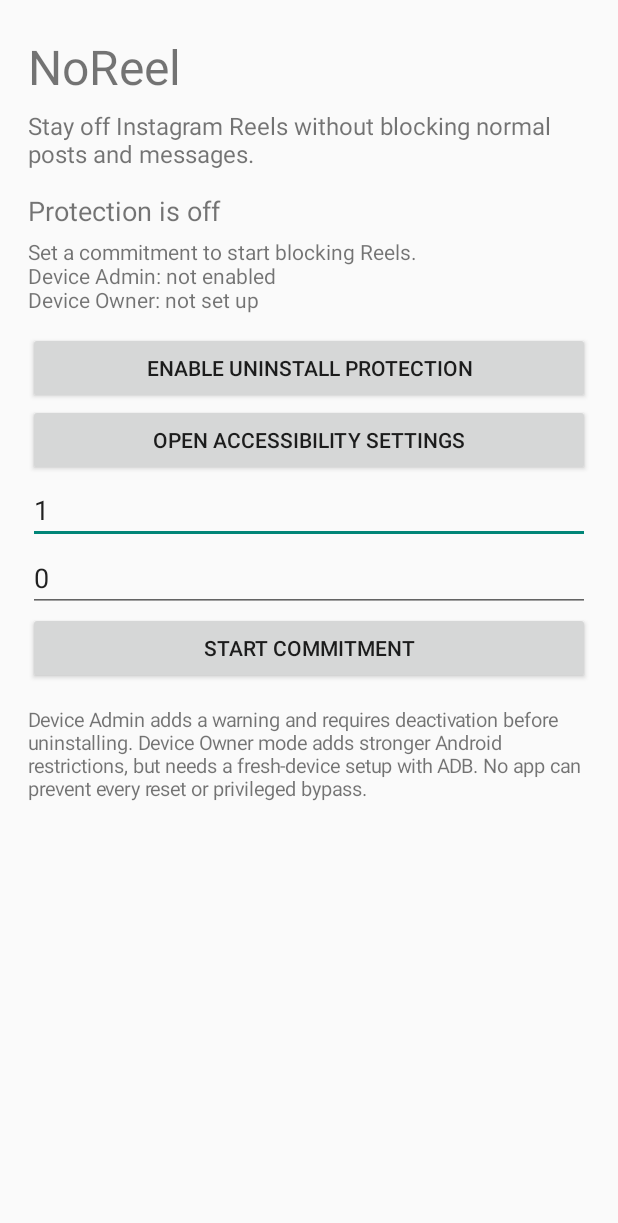
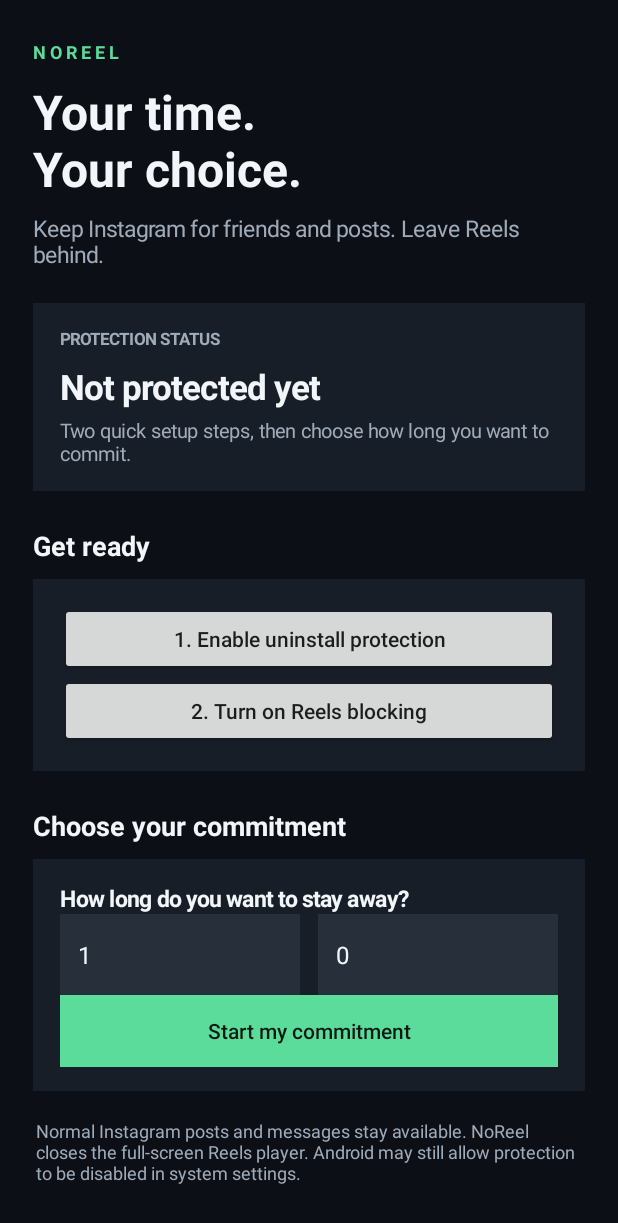
Before and after one commit to KingxKingT/NoReel, an Android app: the screen it shows after launch (MainActivity), on a phone screen of 412 x 824 dp. Shown: the top 1223 px of the screen. Run offline under Robolectric (Android 15) with nearby library versions, the phone set to English and light mode, and no system bars.

Commit message:
Redesign NoReel dashboard

```diff
--- a/app/src/main/java/com/kingxkingt/noreel/MainActivity.kt
+++ b/app/src/main/java/com/kingxkingt/noreel/MainActivity.kt
@@ -1,175 +1,80 @@
 package com.kingxkingt.noreel
-
 import android.app.Activity
 import android.app.admin.DevicePolicyManager
 import android.content.ComponentName
 import android.content.Intent
+import android.graphics.Color
+import android.graphics.Typeface
 import android.os.Bundle
 import android.provider.Settings
 import android.text.InputType
+import android.view.Gravity
 import android.view.View
-import android.widget.Button
-import android.widget.EditText
-import android.widget.LinearLayout
-import android.widget.ScrollView
-import android.widget.TextView
-import android.widget.Toast
-
+import android.widget.*
 class MainActivity : Activity() {
-    private lateinit var status: TextView
-    private lateinit var detail: TextView
-    private lateinit var adminButton: Button
-    private lateinit var daysInput: EditText
-    private lateinit var hoursInput: EditText
-    private lateinit var startButton: Button
-
-    override fun onCreate(savedInstanceState: Bundle?) {
-        super.onCreate(savedInstanceState)
-        buildScreen()
+ private val bg=Color.rgb(12,16,22); private val panel=Color.rgb(24,30,39); private val muted=Color.rgb(160,171,185); private val accent=Color.rgb(91,220,154); private val white=Color.rgb(242,246,250)
+ private lateinit var status:TextView; private lateinit var detail:TextView; private lateinit var adminStep:Button; private lateinit var accessibilityStep:Button; private lateinit var days:EditText; private lateinit var hours:EditText; private lateinit var timerFields:LinearLayout
+ override fun onCreate(savedInstanceState:Bundle?){super.onCreate(savedInstanceState); buildScreen()}
+ override fun onResume(){super.onResume(); CommitmentTimer.restoreOrExpire(this); if(::status.isInitialized) refreshScreen()}
+ private fun dp(v:Int)=(v*resources.displayMetrics.density).toInt()
+ private fun label(t:String,s:Int,c:Int,b:Boolean=false)=TextView(this).apply{text=t;textSize=s.toFloat();setTextColor(c);if(b)setTypeface(typeface,Typeface.BOLD)}
+ private fun card()=LinearLayout(this).apply{orientation=LinearLayout.VERTICAL;setPadding(dp(18),dp(16),dp(18),dp(16));setBackgroundColor(panel)}
+ private fun action(t:String,fn:()->Unit)=Button(this).apply{text=t;isAllCaps=false;textSize=14f;gravity=Gravity.CENTER;setOnClickListener{fn()}}
+ private fun buildScreen(){
+  val root=LinearLayout(this).apply{orientation=1;setPadding(dp(22),dp(26),dp(22),dp(24));setBackgroundColor(bg)}
+  val scroll=ScrollView(this); val body=LinearLayout(this).apply{orientation=1}
+  body.addView(label("N O R E E L",12,accent,true))
+  body.addView(label("Your time.\nYour choice.",32,white,true).apply{setPadding(0,dp(10),0,dp(8))})
+  body.addView(label("Keep Instagram for friends and posts. Leave Reels behind.",15,muted).apply{setPadding(0,0,0,dp(22))})
+  val statusCard=card(); statusCard.addView(label("PROTECTION STATUS",11,muted,true))
+  status=label("Not protected yet",23,white,true).apply{setPadding(0,dp(9),0,dp(5))}
+  detail=label("Complete the two setup steps, then choose your commitment.",13,muted)
+  statusCard.addView(status);statusCard.addView(detail);body.addView(statusCard)
+  body.addView(label("Get ready",18,white,true).apply{setPadding(0,dp(24),0,dp(10))})
+  val setup=card()
+  adminStep=action("1. Enable uninstall protection"){requestDeviceAdmin()}
+  accessibilityStep=action("2. Turn on Reels blocking"){startActivity(Intent(Settings.ACTION_ACCESSIBILITY_SETTINGS))}
+  setup.addView(adminStep);setup.addView(accessibilityStep);body.addView(setup)
+  body.addView(label("Choose your commitment",18,white,true).apply{setPadding(0,dp(24),0,dp(10))})
+  timerFields=card();timerFields.addView(label("How long do you want to stay away?",15,white,true))
+  val row=LinearLayout(this).apply{orientation=0}
+  days=number("Days","1");hours=number("Hours","0")
+  row.addView(days,LinearLayout.LayoutParams(0,dp(54),1f).apply{marginEnd=dp(6)})
+  row.addView(hours,LinearLayout.LayoutParams(0,dp(54),1f).apply{marginStart=dp(6)})
+  timerFields.addView(row)
+  timerFields.addView(action("Start my commitment"){beginCommitment()}.apply{setBackgroundColor(accent);setTextColor(Color.rgb(10,24,18))})
+  body.addView(timerFields)
+  body.addView(label("Normal Instagram posts and messages stay available. NoReel closes the full-screen Reels player. Android may still allow protection to be disabled in system settings.",12,muted).apply{setPadding(dp(2),dp(18),dp(2),0)})
+  scroll.addView(body);root.addView(scroll);setContentView(root);refreshScreen()
  }
-
-    override fun onResume() {
-        super.onResume()
-        CommitmentTimer.restoreOrExpire(this)
-        if (::status.isInitialized) refreshScreen()
+ private fun number(h:String,v:String)=EditText(this).apply{hint=h;setText(v);textSize=16f;setTextColor(white);setHintTextColor(muted);inputType=InputType.TYPE_CLASS_NUMBER;setSingleLine(true);setPadding(dp(12),0,dp(12),0);setBackgroundColor(Color.rgb(39,47,59))}
+ private fun requestDeviceAdmin(){
+  val admin=ComponentName(this,NoReelAdminReceiver::class.java)
+  startActivity(Intent(DevicePolicyManager.ACTION_ADD_DEVICE_ADMIN).putExtra(DevicePolicyManager.EXTRA_DEVICE_ADMIN,admin).putExtra(DevicePolicyManager.EXTRA_ADD_EXPLANATION,"NoReel makes uninstalling harder during your commitment. You can deactivate it in Android security settings."))
  }
-
-    private fun buildScreen() {
-        val root = LinearLayout(this).apply {
-            orientation = LinearLayout.VERTICAL
-            setPadding(28, 34, 28, 24)
+ private fun enabled():Boolean{
+  val expected=ComponentName(this,ReelsAccessibilityService::class.java).flattenToString()
+  val list=Settings.Secure.getString(contentResolver,Settings.Secure.ENABLED_ACCESSIBILITY_SERVICES)?:return false
+  return list.split(':').any{it.equals(expected,true)}
  }
-
-        root.addView(TextView(this).apply {
-            text = "NoReel"
-            textSize = 32f
-        })
-        root.addView(TextView(this).apply {
-            text = "Stay off Instagram Reels without blocking normal posts and messages."
-            textSize = 16f
-            setPadding(0, 10, 0, 22)
-        })
-
-        status = TextView(this).apply { textSize = 18f }
-        detail = TextView(this).apply { textSize = 14f; setPadding(0, 8, 0, 18) }
-        root.addView(status)
-        root.addView(detail)
-
-        adminButton = Button(this).apply {
-            text = "Enable uninstall protection"
-            setOnClickListener { requestDeviceAdmin() }
-        }
-        root.addView(adminButton)
-
-        root.addView(Button(this).apply {
-            text = "Open Accessibility Settings"
-            setOnClickListener {
-                startActivity(Intent(Settings.ACTION_ACCESSIBILITY_SETTINGS))
-            }
-        })
-
-        daysInput = EditText(this).apply {
-            hint = "Days (0–365)"
-            inputType = InputType.TYPE_CLASS_NUMBER
-            setText("1")
-        }
-        hoursInput = EditText(this).apply {
-            hint = "Extra hours (0–23)"
-            inputType = InputType.TYPE_CLASS_NUMBER
-            setText("0")
-        }
-        root.addView(daysInput)
-        root.addView(hoursInput)
-
-        startButton = Button(this).apply {
-            text = "Start commitment"
-            setOnClickListener { beginCommitment() }
-        }
-        root.addView(startButton)
-
-        root.addView(TextView(this).apply {
-            text = "Device Admin adds a warning and requires deactivation before uninstalling. Device Owner mode adds stronger Android restrictions, but needs a fresh-device setup with ADB. No app can prevent every reset or privileged bypass."
-            textSize = 13f
-            setPadding(0, 22, 0, 0)
-        })
-
-        setContentView(ScrollView(this).apply { addView(root) })
-        refreshScreen()
-    }
-
-    private fun requestDeviceAdmin() {
-        val admin = ComponentName(this, NoReelAdminReceiver::class.java)
-        val intent = Intent(DevicePolicyManager.ACTION_ADD_DEVICE_ADMIN)
-            .putExtra(DevicePolicyManager.EXTRA_DEVICE_ADMIN, admin)
-            .putExtra(
-                DevicePolicyManager.EXTRA_ADD_EXPLANATION,
-                "NoReel uses Device Admin to make uninstalling harder during your commitment. You can deactivate it in Android security settings."
-            )
-        startActivity(intent)
-    }
-
-    private fun beginCommitment() {
-        val days = daysInput.text.toString().toLongOrNull() ?: 0L
-        val hours = hoursInput.text.toString().toLongOrNull() ?: 0L
-        if (days !in 0..365 || hours !in 0..23 || (days == 0L && hours == 0L)) {
-            Toast.makeText(this, "Choose at least 1 hour, up to 365 days.", Toast.LENGTH_LONG).show()
-            return
-        }
-
-        if (!ProtectionPolicy.isAdminActive(this)) {
-            Toast.makeText(this, "Enable uninstall protection first.", Toast.LENGTH_LONG).show()
-            requestDeviceAdmin()
-            return
-        }
-
-        if (!isAccessibilityEnabled()) {
-            Toast.makeText(this, "Enable NoReel Accessibility first.", Toast.LENGTH_LONG).show()
-            startActivity(Intent(Settings.ACTION_ACCESSIBILITY_SETTINGS))
-            return
-        }
-
-        val duration = (days * 24L + hours) * 60L * 60L * 1000L
-        val until = CommitmentTimer.start(this, duration)
-        val hardened = runCatching { ProtectionPolicy.apply(this) }.getOrDefault(false)
-        Toast.makeText(
-            this,
-            if (hardened) "Commitment started. Device Owner restrictions applied."
-            else "Commitment started. Basic uninstall protection is active.",
-            Toast.LENGTH_LONG
-        ).show()
+ private fun beginCommitment(){
+  val d=days.text.toString().toLongOrNull()?:0L;val h=hours.text.toString().toLongOrNull()?:0L
+  if(d !in 0..365||h !in 0..23||(d==0L&&h==0L)){Toast.makeText(this,"Choose at least 1 hour, up to 365 days.",Toast.LENGTH_LONG).show();return}
+  if(!ProtectionPolicy.isAdminActive(this)){Toast.makeText(this,"First, enable uninstall protection.",Toast.LENGTH_LONG).show();requestDeviceAdmin();return}
+  if(!enabled()){Toast.makeText(this,"First, turn on NoReel in Accessibility settings.",Toast.LENGTH_LONG).show();startActivity(Intent(Settings.ACTION_ACCESSIBILITY_SETTINGS));return}
+  val until=CommitmentTimer.start(this,(d*24L+h)*3600000L)
+  val strong=runCatching{ProtectionPolicy.apply(this)}.getOrDefault(false)
+  Toast.makeText(this,if(strong)"Commitment started. Extra device restrictions are active." else "Commitment started. Reels blocking is active.",Toast.LENGTH_LONG).show()
   refreshScreen(until)
  }
-
-    private fun isAccessibilityEnabled(): Boolean {
-        val expected = ComponentName(this, ReelsAccessibilityService::class.java).flattenToString()
-        val enabled = Settings.Secure.getString(contentResolver, Settings.Secure.ENABLED_ACCESSIBILITY_SERVICES)
-            ?: return false
-        return enabled.split(':').any { it.equals(expected, ignoreCase = true) }
-    }
-
-    private fun refreshScreen(untilOverride: Long? = null) {
-        val until = untilOverride ?: CommitmentTimer.activeUntil(this)
-        val active = until > System.currentTimeMillis()
-        val adminActive = ProtectionPolicy.isAdminActive(this)
-        val owner = ProtectionPolicy.isDeviceOwner(this)
-
-        status.text = if (active) "Commitment active" else "Protection is off"
-        detail.text = buildString {
-            if (active) {
-                append("Ends: ")
-                append(java.text.DateFormat.getDateTimeInstance().format(java.util.Date(until)))
-            } else {
-                append("Set a commitment to start blocking Reels.")
-            }
-            append("\n")
-            append(if (adminActive) "Device Admin: enabled" else "Device Admin: not enabled")
-            append("\n")
-            append(if (owner) "Device Owner: enabled (stronger restrictions)" else "Device Owner: not set up")
-        }
-
-        adminButton.visibility = if (adminActive) View.GONE else View.VISIBLE
-        daysInput.visibility = if (active) View.GONE else View.VISIBLE
-        hoursInput.visibility = if (active) View.GONE else View.VISIBLE
-        startButton.visibility = if (active) View.GONE else View.VISIBLE
+ private fun refreshScreen(overrideUntil:Long?=null){
+  val until=overrideUntil?:CommitmentTimer.activeUntil(this);val active=until>System.currentTimeMillis()
+  val admin=ProtectionPolicy.isAdminActive(this);val a11y=enabled();val owner=ProtectionPolicy.isDeviceOwner(this)
+  status.text=if(active)"You're Reels-free" else "Not protected yet";status.setTextColor(if(active)accent else white)
+  detail.text=if(active)"Your commitment ends\n"+java.text.DateFormat.getDateTimeInstance().format(java.util.Date(until))+"\n\nReels blocking: "+if(a11y)"ON" else "OFF" else "Two quick setup steps, then choose how long you want to commit."
+  adminStep.text=if(admin)"✓ Uninstall protection enabled" else "1. Enable uninstall protection"
+  accessibilityStep.text=if(a11y)"✓ Reels blocking enabled" else "2. Turn on Reels blocking"
+  adminStep.isEnabled=!admin;accessibilityStep.isEnabled=!a11y;timerFields.visibility=if(active)View.GONE else View.VISIBLE
+  if(active&&owner)detail.append("\nExtra Android restrictions: ON")
  }
 }
```
Lines whose indentation alone changed are shown as unchanged.
